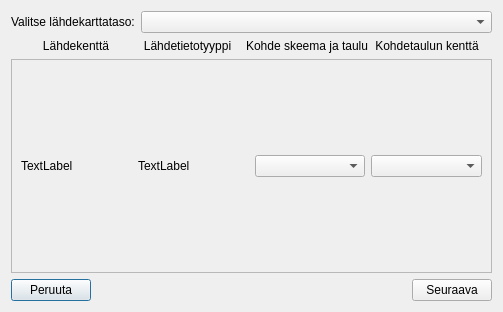
Qt form yleiskaava_dialog_copy_source_data_to_database.ui (ernoma/yleiskaava) before a commit.
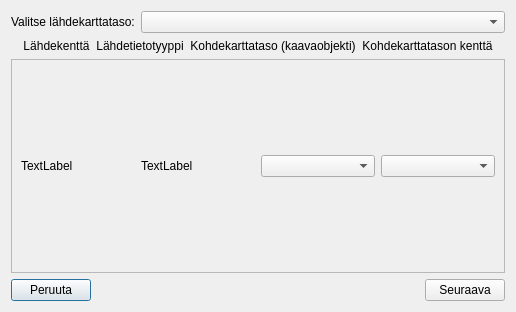
The same form after that commit. Custom widgets are drawn as their Qt base class.

Patch:
```diff
--- a/yleiskaava_dialog_copy_source_data_to_database.ui
+++ b/yleiskaava_dialog_copy_source_data_to_database.ui
@@ -74,7 +74,7 @@
      <item>
       <widget class="QLabel" name="label_6">
        <property name="text">
-        <string>Kohde skeema ja taulu</string>
+        <string>Kohdekarttataso (kaavaobjekti)</string>
        </property>
        <property name="alignment">
         <set>Qt::AlignCenter</set>
@@ -84,7 +84,7 @@
      <item>
       <widget class="QLabel" name="label_3">
        <property name="text">
-        <string>Kohdetaulun kenttä</string>
+        <string>Kohdekarttatason kenttä</string>
        </property>
        <property name="alignment">
         <set>Qt::AlignCenter</set>
```
